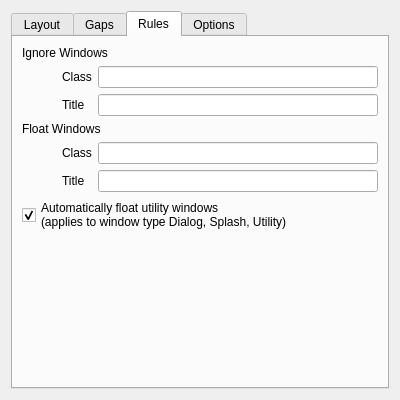
Before: the Qt Designer form res/config.ui in Bismuth-Forge/bismuth, drawn with Qt 5.
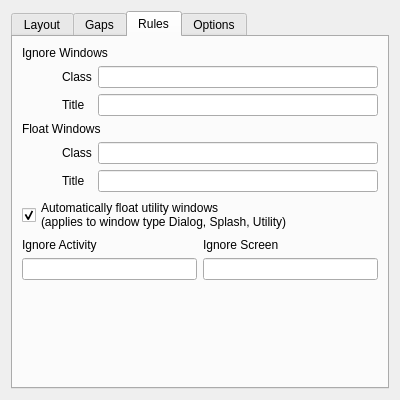
After: the same form once the commit is applied. The open tabs and pages were chosen to show the change.

Commit message:
option for ignoring activity and screen
 * ignore screen with screen id
 * ignore activity with **activity id**
   - need to implement activity id -> activity name mapping

```diff
--- a/res/config.ui
+++ b/res/config.ui
@@ -360,6 +360,30 @@
          </property>
         </widget>
        </item>
+       <item>
+        <layout class="QGridLayout" name="ignoreActivityScreenLayout">
+         <item row="0" column="0">
+          <widget class="QLabel" name="ignoreActivityLabel">
+           <property name="text">
+            <string>Ignore Activity</string>
+           </property>
+          </widget>
+         </item>
+         <item row="1" column="0">
+          <widget class="QLineEdit" name="kcfg_ignoreActivity"/>
+         </item>
+         <item row="0" column="1">
+          <widget class="QLabel" name="ignoreScreenLabel">
+           <property name="text">
+            <string>Ignore Screen</string>
+           </property>
+          </widget>
+         </item>
+         <item row="1" column="1">
+          <widget class="QLineEdit" name="kcfg_ignoreScreen"/>
+         </item>
+        </layout>
+       </item>
        <item>
         <spacer name="rulesTabVerticalSpacer">
          <property name="orientation">
```
The commit also changes 4 other files.
